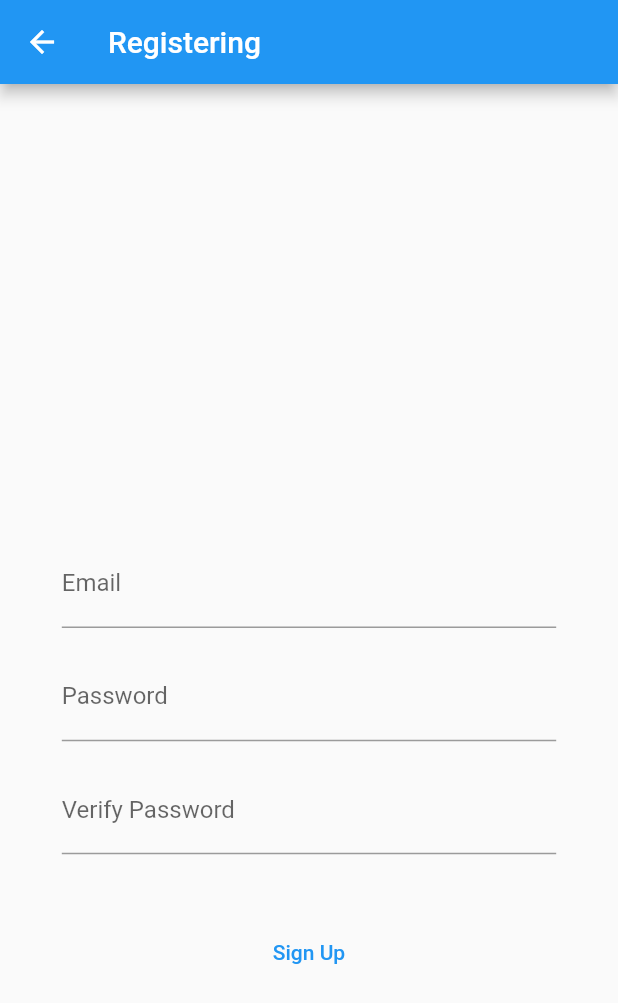
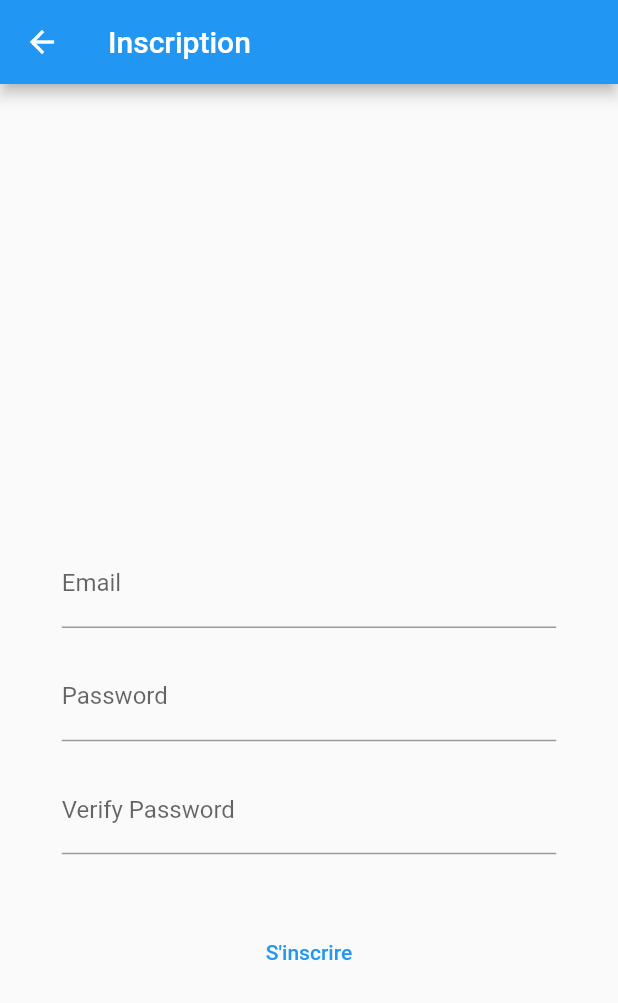
Before and after one commit to TakyL/CondProj_Flutter, a Flutter app: the inter_registeruser screen opened directly, on a phone screen of 412 x 824 dp. Shown: the top 1003 px of the screen. Run offline on Flutter 3.47's test engine with Material 2 defaults, Android fonts, the phone set to English and light mode, and no system bars; our stand-ins replace firebase_auth, firebase_core, firebase_database, flutter_datetime_picker, table_calendar; accounts and stored records are empty; network calls fail.

Commit message:
fix for demo launch

```diff
--- a/lib/main.dart
+++ b/lib/main.dart
@@ -1,5 +1,6 @@
 import 'package:flutter/material.dart';
 import 'package:flutter_calendrier/view/CalendrierMain.dart';
+import 'package:flutter_calendrier/view/Connexion.dart';
 import 'package:intl/date_symbol_data_local.dart';
 import 'package:flutter_calendrier/metiers/firebase_auth_services.dart';
 import 'package:firebase_core/firebase_core.dart';
@@ -45,6 +46,6 @@ class MyApp extends StatelessWidget {
     const Locale('fr')
   ]
   ,*/
-        home: const CalendrierMain(title: 'PlanIf'));
+        home: const RootPage());//CalendrierMain(title: 'PlanIf'));
   }
 }
--- a/lib/view/inter_registeruser.dart
+++ b/lib/view/inter_registeruser.dart
@@ -62,13 +62,13 @@ class _inter_registeruser extends State<inter_registeruser> {
   Widget build(BuildContext context) {
     return Scaffold(
       appBar: AppBar(
-        title: Text("Registering"),
+        title: const Text("Inscription"),
       ),
       body: Form(
         key: _formKey,
         child: SingleChildScrollView(
           child: Container(
-            padding: EdgeInsets.symmetric(horizontal: 20.0),
+            padding: const EdgeInsets.symmetric(horizontal: 20.0),
             width: MediaQuery.of(context).size.width,
             height: MediaQuery.of(context).size.height,
             child: Column(
@@ -122,7 +122,7 @@ class _inter_registeruser extends State<inter_registeruser> {
                 Container(
                   width: MediaQuery.of(context).size.width * 0.8,
                   child: TextButton(
-                    child: const Text('Sign Up'),
+                    child: const Text("S'inscrire"),
                     onPressed: () async {
                       if (_formKey.currentState!.validate()) {
                         try {
```
